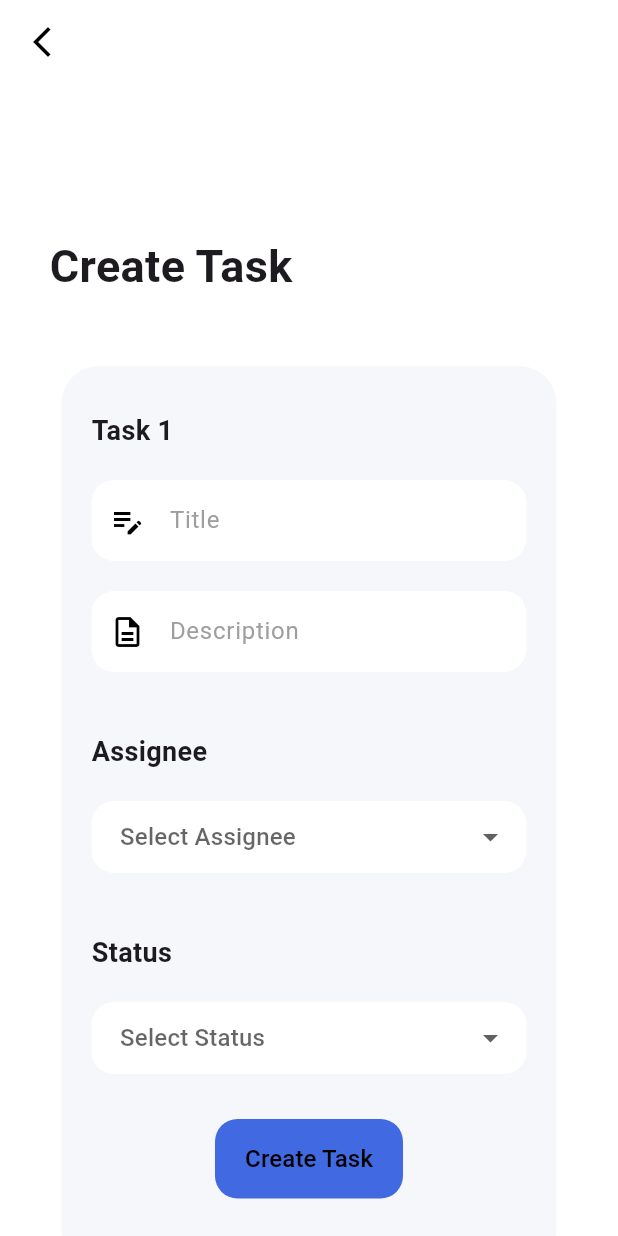
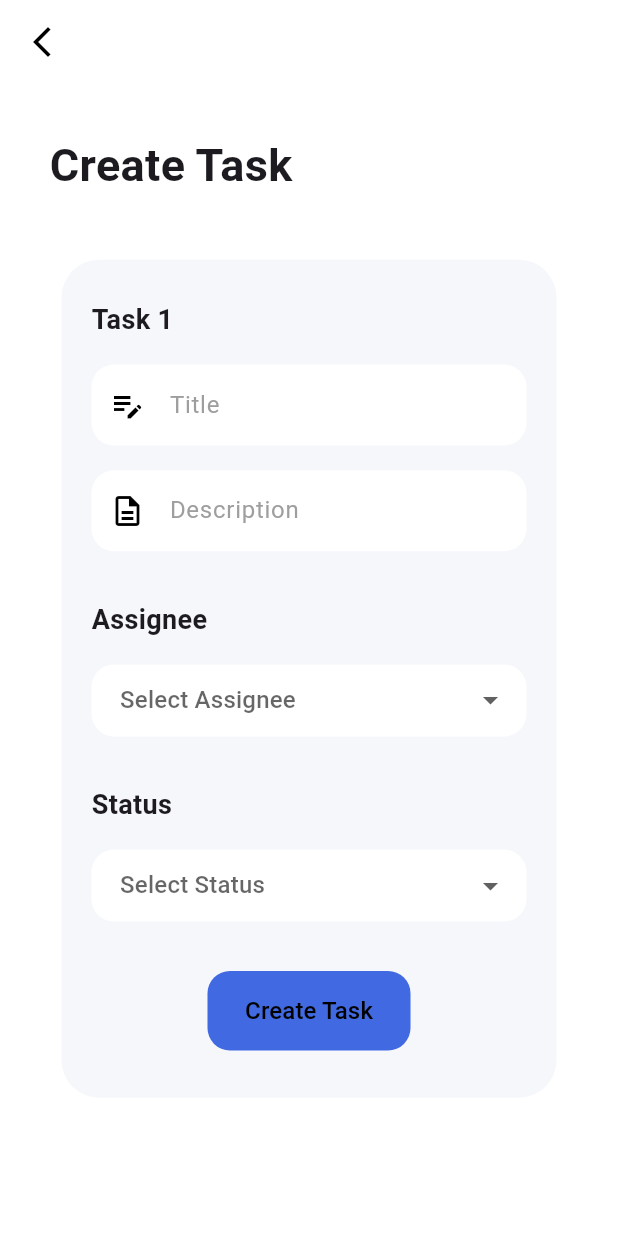
Before and after one commit to Moazzamkhan19/Shigoto, a Flutter app: the CreateTaskScreen screen opened by its route, on a phone screen of 412 x 824 dp. Run offline on Flutter 3.47's test engine with Material 3 defaults, Android fonts, the phone set to English and light mode, and no system bars; our stand-ins replace fl_chart, flutter_signin_button.

```diff
--- a/lib/View/TeamMembersScreen.dart
+++ b/lib/View/TeamMembersScreen.dart
@@ -58,7 +58,7 @@ class _TeamMemberScreenState extends State<TeamMemberScreen> {
               width: 330,
               decoration: BoxDecoration(
                 color: Colors.white,
-                borderRadius: BorderRadius.circular(20),
+                borderRadius: BorderRadius.circular(15),
               ),
               child: ListView.builder(
                 itemCount: members.length,
--- a/lib/View/createTaskScreen.dart
+++ b/lib/View/createTaskScreen.dart
@@ -11,7 +11,6 @@ class CreateTaskScreen extends StatefulWidget {
 class _CreateTaskScreenState extends State<CreateTaskScreen> {
   final titleController = TextEditingController();
   final descController = TextEditingController();
-
 
   final Map<String, dynamic> assigneeData = {
     "All": Icons.people_outline,
@@ -29,6 +28,8 @@ class _CreateTaskScreenState extends State<CreateTaskScreen> {
 
   @override
   Widget build(BuildContext context) {
+    final screenHeight = MediaQuery.of(context).size.height;
+
     return Scaffold(
       backgroundColor: Colors.white,
       appBar: AppBar(
@@ -42,12 +43,13 @@ class _CreateTaskScreenState extends State<CreateTaskScreen> {
           },
         ),
       ),
-      body: Column(
+      body: SafeArea(
+        child: Column(
           crossAxisAlignment: CrossAxisAlignment.start,
           children: [
-          SizedBox(height: 100),
-          Padding(
-            padding: const EdgeInsets.only(left: 33),
+            SizedBox(height: screenHeight * 0.04),
+            const Padding(
+              padding: EdgeInsets.only(left: 33),
               child: Text(
                 "Create Task",
                 style: TextStyle(
@@ -56,42 +58,48 @@ class _CreateTaskScreenState extends State<CreateTaskScreen> {
                 ),
               ),
             ),
-          SizedBox(height: 45),
+            SizedBox(height: screenHeight * 0.05),
             Center(
               child: Container(
-              height: 600,
                 width: 330,
                 decoration: BoxDecoration(
                   color: const Color(0xFFF5F7FB),
                   borderRadius: BorderRadius.circular(25),
                 ),
-              padding: EdgeInsets.symmetric(horizontal: 20, vertical: 15),
+                padding: const EdgeInsets.symmetric(horizontal: 20, vertical: 15),
                 child: Column(
                   crossAxisAlignment: CrossAxisAlignment.start,
+                  mainAxisSize: MainAxisSize.min,
                   children: [
-                  SizedBox(height: 15),
-                  Text(
+                    SizedBox(height: screenHeight * 0.015),
+                    const Text(
                       'Task 1',
-                    style: TextStyle(fontSize: 18, fontWeight: FontWeight.bold),
+                      style: TextStyle(
+                        fontSize: 18,
+                        fontWeight: FontWeight.bold,
                       ),
-                  SizedBox(height: 20),
+                    ),
+                    SizedBox(height: screenHeight * 0.02),
                     Mytextfields(
                       label: "Title",
                       controller: titleController,
                       icon: Icons.edit_note_outlined,
                     ),
-                  SizedBox(height: 20),
+                    SizedBox(height: screenHeight * 0.02),
                     Mytextfields(
                       label: "Description",
                       controller: descController,
                       icon: Icons.description_outlined,
                     ),
-                  SizedBox(height: 40),
-                  Text(
+                    SizedBox(height: screenHeight * 0.04),
+                    const Text(
                       'Assignee',
-                    style: TextStyle(fontSize: 18, fontWeight: FontWeight.bold),
+                      style: TextStyle(
+                        fontSize: 18,
+                        fontWeight: FontWeight.bold,
                       ),
-                  SizedBox(height: 20),
+                    ),
+                    SizedBox(height: screenHeight * 0.02),
                     MyDropdownField(
                       value: selectedAssignee,
                       hint: "Select Assignee",
@@ -102,12 +110,15 @@ class _CreateTaskScreenState extends State<CreateTaskScreen> {
                         });
                       },
                     ),
-                  SizedBox(height: 40),
-                  Text(
+                    SizedBox(height: screenHeight * 0.04),
+                    const Text(
                       'Status',
-                    style: TextStyle(fontSize: 18, fontWeight: FontWeight.bold),
+                      style: TextStyle(
+                        fontSize: 18,
+                        fontWeight: FontWeight.bold,
                       ),
-                  SizedBox(height: 20),
+                    ),
+                    SizedBox(height: screenHeight * 0.02),
                     MyDropdownField(
                       value: selectedStatus,
                       hint: "Select Status",
@@ -118,36 +129,33 @@ class _CreateTaskScreenState extends State<CreateTaskScreen> {
                         });
                       },
                     ),
-                  SizedBox(height: 30,),
-
+                    SizedBox(height: screenHeight * 0.04),
                     Center(
                       child: ElevatedButton(
-                      onPressed: () {
-                      },
+                        onPressed: () {},
                         style: ElevatedButton.styleFrom(
-                        backgroundColor: Color(0xFF4169E1),
+                          backgroundColor: const Color(0xFF4169E1),
                           foregroundColor: Colors.black,
-                        padding: EdgeInsets.symmetric(vertical: 15, horizontal: 20),
+                          padding: const EdgeInsets.symmetric(
+                              vertical: 15, horizontal: 25),
                           shape: RoundedRectangleBorder(
                             borderRadius: BorderRadius.circular(15),
                           ),
                           elevation: 0,
                         ),
-                      child: Text(
+                        child: const Text(
                           'Create Task',
-                        style: TextStyle(
-                          fontSize: 16,
+                          style: TextStyle(fontSize: 16),
                         ),
                       ),
-                    )
-                  )
-
+                    ),
+                    SizedBox(height: screenHeight * 0.02),
                   ],
                 ),
               ),
             ),
-
           ],
+        ),
       ),
     );
   }
--- a/lib/main.dart
+++ b/lib/main.dart
@@ -19,7 +19,7 @@ class MyApp extends StatelessWidget {
   Widget build(BuildContext context) {
     return MaterialApp(
       debugShowCheckedModeBanner: false,
-      home: TeamMemberScreen(), // start normally
+      home: Loginscreen(), // start normally
       routes: {
         '/login': (context) => const Loginscreen(),
         '/Dashboard': (context) => const Dashboardscreen(),
```
Also changed, not shown: lib/View/LoginScreen.dart (+91 -49 lines), assets/images/loginVectorImage.png (deleted), pubspec.lock. Lines whose indentation alone changed are shown as unchanged.
